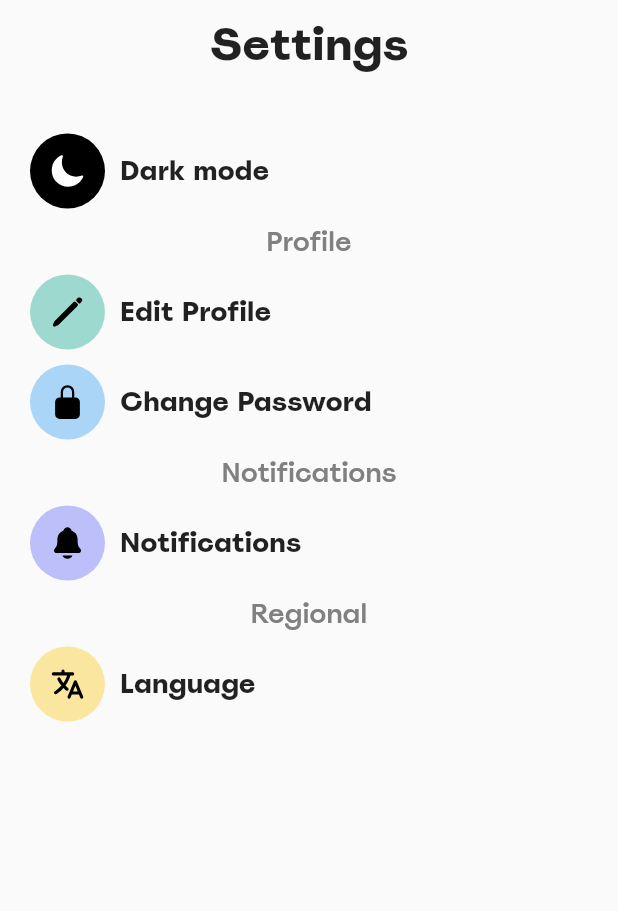
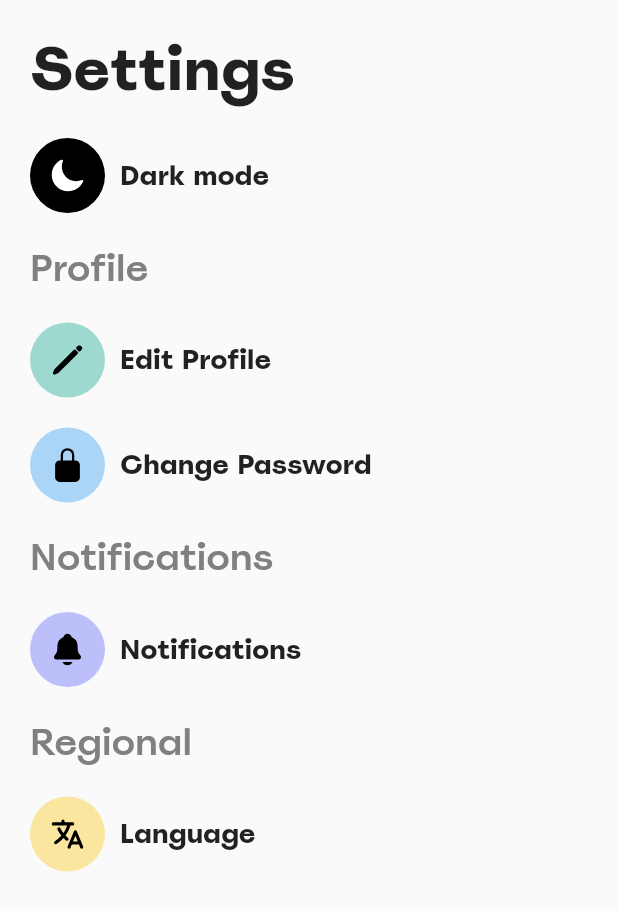
Before and after one commit to mykolaterianyk/settings_screen, a Flutter app: the screen it shows after launch, on a phone screen of 412 x 824 dp. Shown: the top 911 px of the screen. Run offline on Flutter 3.47's test engine with Material 2 defaults, Android fonts, the phone set to English and light mode, and no system bars; our stand-ins replace ionicons; project files that could hold a hidden picture were left out.

Commit message:
UI design

```diff
--- a/lib/screens/settings_screen.dart
+++ b/lib/screens/settings_screen.dart
@@ -16,74 +16,74 @@ class _SettingsScreenState extends State<SettingsScreen> {
     return Scaffold(
     body: SafeArea(
       child: Padding(
-        padding: const EdgeInsets.symmetric(horizontal: 20, vertical: 10),
+        padding: const EdgeInsets.symmetric(horizontal: 20, vertical: 20),
         child: Column(
+          crossAxisAlignment: CrossAxisAlignment.start,
           children: const [
            Text(
               "Settings",
               style: TextStyle(
               fontFamily: 'Spoof',
-              fontSize: 30,
+              fontSize: 40,
               fontWeight: FontWeight.bold
             ),
             ),
-            SizedBox(height: 40,),
+            SizedBox(height: 20,),
             SettingsTile(
                 color: Colors.black,
                 icon: Ionicons.moon,
                 title: 'Dark mode',
                 iconColor: Colors.white,
             ),
-            SizedBox(height: 10,),
+            SizedBox(height: 20,),
             Text("Profile",
               style: TextStyle(
               fontFamily: 'Spoof',
-                fontSize: 18,
+                fontSize: 25,
                 color: Color.fromARGB(255, 128, 128, 128)
             ),),
-            SizedBox(height: 10,),
+            SizedBox(height: 20,),
             SettingsTile(
                 color: Color.fromARGB(100, 12, 167, 137),
                 icon: Ionicons.pencil,
                 title: 'Edit Profile',
                 iconColor: Colors.black,
             ),
-            SizedBox(height: 10,),
+            SizedBox(height: 20,),
             SettingsTile(
                 color: Color.fromARGB(100, 45, 155, 240),
                 icon: Ionicons.lock_closed,
                 title: 'Change Password',
                 iconColor: Colors.black,
             ),
-            SizedBox(height: 10,),
+            SizedBox(height: 20,),
             Text("Notifications",
               style: TextStyle(
                   fontFamily: 'Spoof',
-                  fontSize: 18,
+                  fontSize: 25,
                   color: Color.fromARGB(255, 128, 128, 128)
               ),),
-            SizedBox(height: 10,),
+            SizedBox(height: 20,),
             SettingsTile(
                 color: Color.fromARGB(100, 95, 99, 251),
                 icon: Ionicons.notifications,
                 title: 'Notifications',
                 iconColor: Colors.black ,
             ),
-            SizedBox(height: 10,),
+            SizedBox(height: 20,),
             Text("Regional",
               style: TextStyle(
                   fontFamily: 'Spoof',
-                  fontSize: 18,
+                  fontSize: 25,
                   color: Color.fromARGB(255, 128, 128, 128)
               ),),
-            SizedBox(height: 10,),
+            SizedBox(height: 20,),
             SettingsTile(
                 color: Color.fromARGB(100, 250, 199, 16),
                 icon: Ionicons.language,
                 title: 'Language',
                 iconColor: Colors.black,
             ),
-            SizedBox(height: 10,),
           ],
         ),
       ),
```
